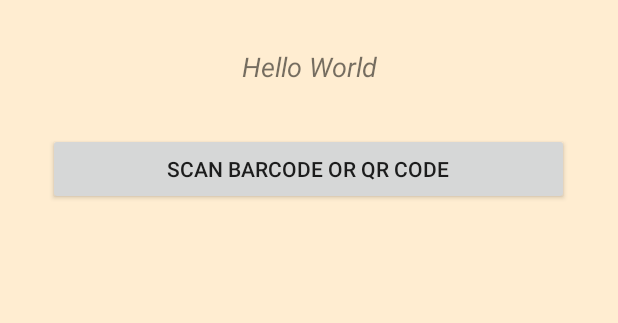
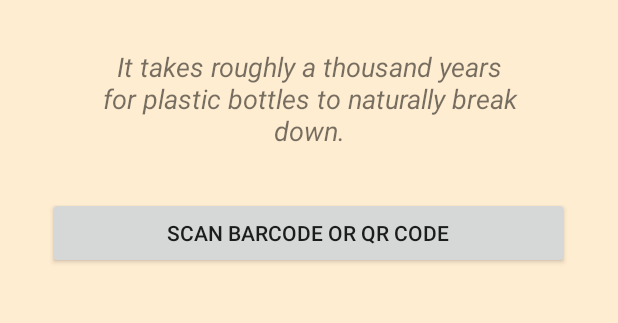
Before and after one commit to Michael-Dowling/Bigfoot, an Android app: the layout activity_main.xml on its own in the app's theme, with its tools: preview values and no code run, on a phone screen of 412 x 824 dp, the part 336-659 px from its top. Run offline under Robolectric (Android 15) with nearby library versions, the light colour scheme and no system bars.

Commit message:
set default text for fact

```diff
--- a/app/src/main/java/com/bigfoot/bigfoot/MainActivity.java
+++ b/app/src/main/java/com/bigfoot/bigfoot/MainActivity.java
@@ -19,7 +19,7 @@ import android.view.Menu;
 import android.view.MenuItem;
 import android.widget.SearchView.OnQueryTextListener;
 import android.widget.Toast;
-
+import java.util.Calendar;
 import java.util.Random;
 import java.util.concurrent.ThreadLocalRandom;
 
--- a/app/src/main/res/layout/activity_main.xml
+++ b/app/src/main/res/layout/activity_main.xml
@@ -45,7 +45,7 @@
         android:layout_width="298dp"
         android:layout_height="wrap_content"
         android:layout_marginTop="32dp"
-        android:text="Hello World"
+        android:text="It takes roughly a thousand years for plastic bottles to naturally break down."
         android:textAlignment="center"
         android:textSize="18sp"
         android:textStyle="italic"
```
